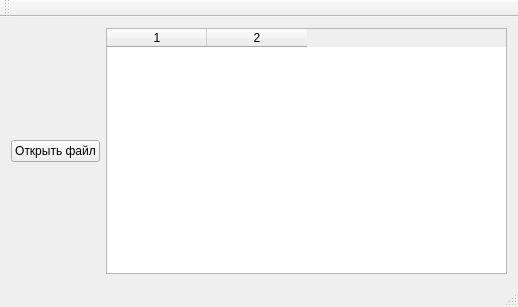
Above: mainwindow.ui from Just-For-Fun20/Example before the change. Below: the same form after it.
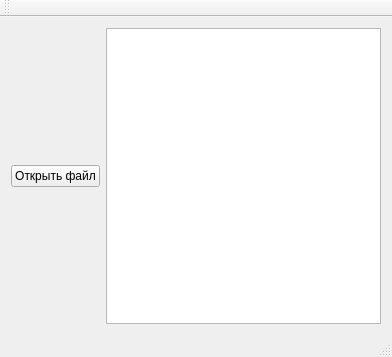
That is the form after the change.

Commit message: add new class TCustomTableModel

```diff
--- a/mainwindow.ui
+++ b/mainwindow.ui
@@ -6,17 +6,17 @@
    <rect>
     <x>0</x>
     <y>0</y>
-    <width>518</width>
-    <height>307</height>
+    <width>392</width>
+    <height>357</height>
    </rect>
   </property>
   <property name="windowTitle">
    <string>MainWindow</string>
   </property>
   <widget class="QWidget" name="centralWidget">
-   <layout class="QHBoxLayout" name="horizontalLayout">
+   <layout class="QHBoxLayout" name="horizontalLayout_2">
     <item>
-     <layout class="QVBoxLayout" name="verticalLayout">
+     <layout class="QHBoxLayout" name="horizontalLayout">
       <item>
        <widget class="QPushButton" name="startButton">
         <property name="text">
@@ -24,20 +24,11 @@
         </property>
        </widget>
       </item>
+      <item>
+       <widget class="QTableView" name="_tableView"/>
+      </item>
      </layout>
     </item>
-    <item>
-     <widget class="QTableWidget" name="tableInfoWidget">
-      <property name="rowCount">
-       <number>0</number>
-      </property>
-      <property name="columnCount">
-       <number>2</number>
-      </property>
-      <column/>
-      <column/>
-     </widget>
-    </item>
    </layout>
   </widget>
   <widget class="QMenuBar" name="menuBar">
```
Left out of the diff: 2 changed lines with no effect on the pictures. The commit also changes 7 other files.
